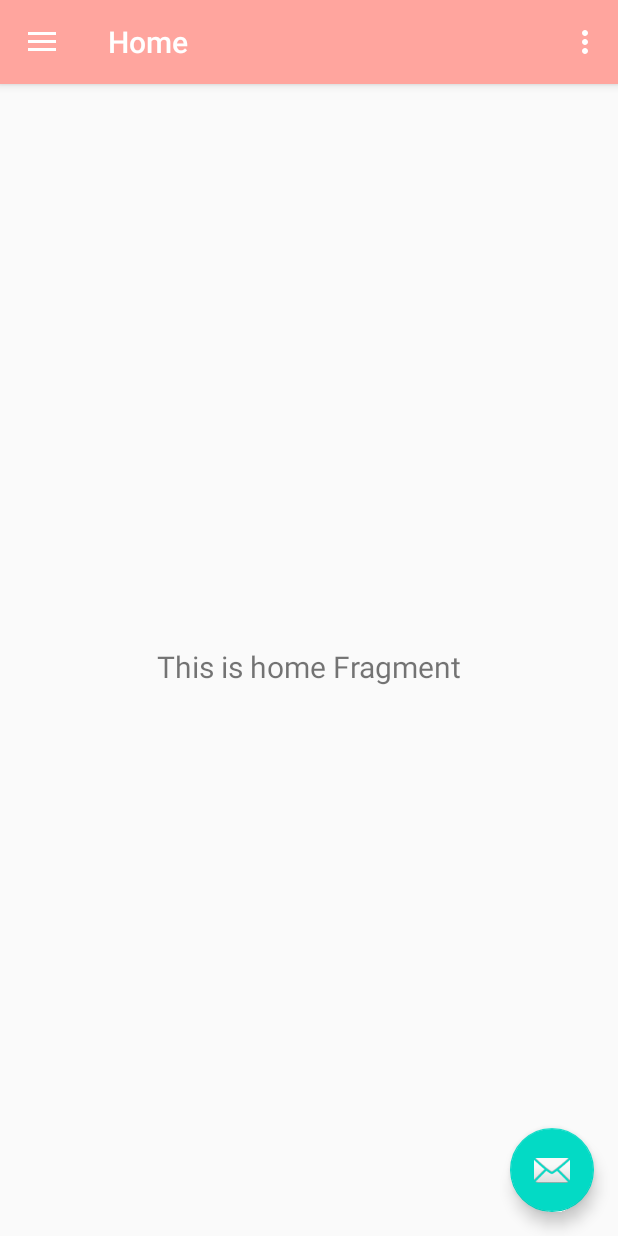
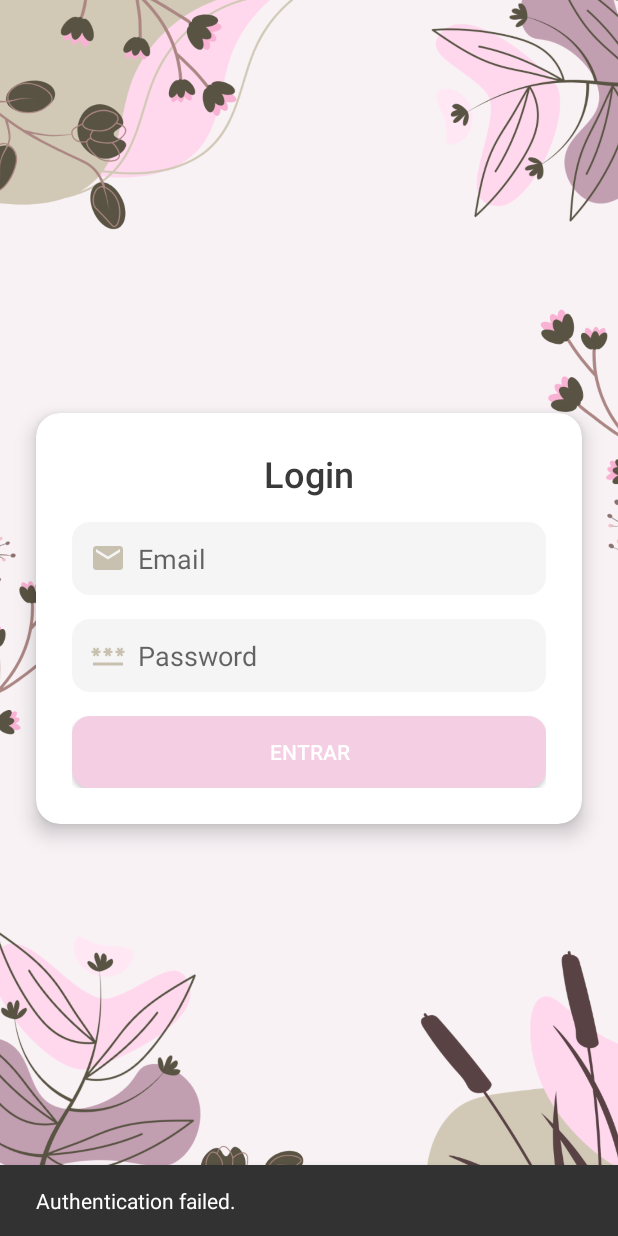
Before and after one commit to fIrupaylla/Mydoc, an Android app built with Jetpack Compose: the screen it shows after launch (PrincipalActivity before the commit, LoginActivity after it), after a tap on "ENTRAR", on a phone screen of 412 x 824 dp. Run offline under Robolectric (Android 15) with nearby library versions, the phone set to English and light mode, and no system bars; our stand-ins replace Firebase (no records; nobody signed in at launch, a user with empty details on screens opened directly).

Commit message:
Se quito lo comentado en login

```diff
--- a/app/src/main/java/com/example/proyectofinaldam/LoginActivity.kt
+++ b/app/src/main/java/com/example/proyectofinaldam/LoginActivity.kt
@@ -51,11 +51,11 @@ class LoginActivity : AppCompatActivity() {
                     }else {
                         // If sign in fails, display a message to the user.
                         //Message in snackbar
-                        ////Snackbar.make(
-                            ////findViewById(android.R.id.content),
-                            ////"Authentication failed.",
-                            ////Snackbar.LENGTH_SHORT).show()
-                        startActivity(Intent(this, PrincipalActivity::class.java))
+                        Snackbar.make(
+                            findViewById(android.R.id.content),
+                            "Authentication failed.",
+                            Snackbar.LENGTH_SHORT).show()
+                        //startActivity(Intent(this, PrincipalActivity::class.java))
                     }
                 }
         }
```
